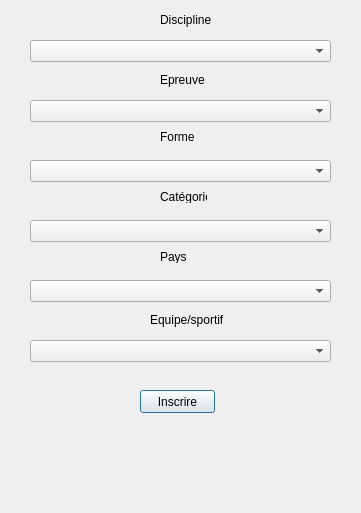
First picture: the form in gui/fct_add_1.ui, repository NoxFly/CEBD-project-competition, before the edit.
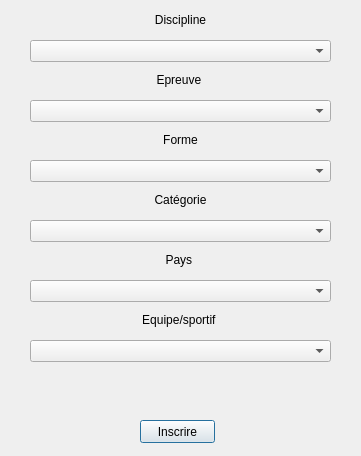
Second picture: the form after the edit.

Commit message: 3.1.1: beautify + enable/disable selects

What changed in the file:
```diff
--- a/gui/fct_add_1.ui
+++ b/gui/fct_add_1.ui
@@ -7,7 +7,7 @@
     <x>0</x>
     <y>0</y>
     <width>361</width>
-    <height>513</height>
+    <height>456</height>
    </rect>
   </property>
   <property name="windowTitle">
@@ -26,28 +26,34 @@
   <widget class="QLabel" name="label">
    <property name="geometry">
     <rect>
-     <x>160</x>
+     <x>0</x>
      <y>70</y>
-     <width>61</width>
+     <width>361</width>
      <height>20</height>
     </rect>
    </property>
    <property name="text">
     <string>Epreuve </string>
    </property>
+   <property name="alignment">
+    <set>Qt::AlignCenter</set>
+   </property>
   </widget>
   <widget class="QLabel" name="Type_label">
    <property name="geometry">
     <rect>
-     <x>150</x>
+     <x>0</x>
      <y>310</y>
-     <width>81</width>
+     <width>361</width>
      <height>20</height>
     </rect>
    </property>
    <property name="text">
     <string>Equipe/sportif </string>
    </property>
+   <property name="alignment">
+    <set>Qt::AlignCenter</set>
+   </property>
   </widget>
   <widget class="QComboBox" name="Equipe_combo">
    <property name="geometry">
@@ -63,7 +69,7 @@
    <property name="geometry">
     <rect>
      <x>140</x>
-     <y>390</y>
+     <y>420</y>
      <width>75</width>
      <height>23</height>
     </rect>
@@ -85,15 +91,18 @@
   <widget class="QLabel" name="label_3">
    <property name="geometry">
     <rect>
-     <x>160</x>
+     <x>0</x>
      <y>10</y>
-     <width>61</width>
+     <width>361</width>
      <height>20</height>
     </rect>
    </property>
    <property name="text">
     <string>Discipline</string>
    </property>
+   <property name="alignment">
+    <set>Qt::AlignCenter</set>
+   </property>
   </widget>
   <widget class="QComboBox" name="Pays_combo">
    <property name="geometry">
@@ -108,28 +117,34 @@
   <widget class="QLabel" name="label_5">
    <property name="geometry">
     <rect>
-     <x>160</x>
+     <x>0</x>
      <y>250</y>
-     <width>47</width>
-     <height>13</height>
+     <width>361</width>
+     <height>20</height>
     </rect>
    </property>
    <property name="text">
     <string>Pays </string>
    </property>
+   <property name="alignment">
+    <set>Qt::AlignCenter</set>
+   </property>
   </widget>
   <widget class="QLabel" name="label_6">
    <property name="geometry">
     <rect>
-     <x>160</x>
+     <x>0</x>
      <y>130</y>
-     <width>47</width>
-     <height>13</height>
+     <width>361</width>
+     <height>20</height>
     </rect>
    </property>
    <property name="text">
     <string>Forme</string>
    </property>
+   <property name="alignment">
+    <set>Qt::AlignCenter</set>
+   </property>
   </widget>
   <widget class="QComboBox" name="Forme_combo">
    <property name="geometry">
@@ -145,27 +160,33 @@
    <property name="geometry">
     <rect>
      <x>10</x>
-     <y>430</y>
+     <y>370</y>
      <width>341</width>
-     <height>20</height>
+     <height>41</height>
     </rect>
    </property>
    <property name="text">
     <string/>
    </property>
+   <property name="alignment">
+    <set>Qt::AlignCenter</set>
+   </property>
   </widget>
   <widget class="QLabel" name="label_7">
    <property name="geometry">
     <rect>
-     <x>160</x>
+     <x>0</x>
      <y>190</y>
-     <width>47</width>
-     <height>13</height>
+     <width>361</width>
+     <height>20</height>
     </rect>
    </property>
    <property name="text">
     <string>Catégorie</string>
    </property>
+   <property name="alignment">
+    <set>Qt::AlignCenter</set>
+   </property>
   </widget>
   <widget class="QComboBox" name="Categorie_combo">
    <property name="geometry">
```
The commit also changes 2 other files.
